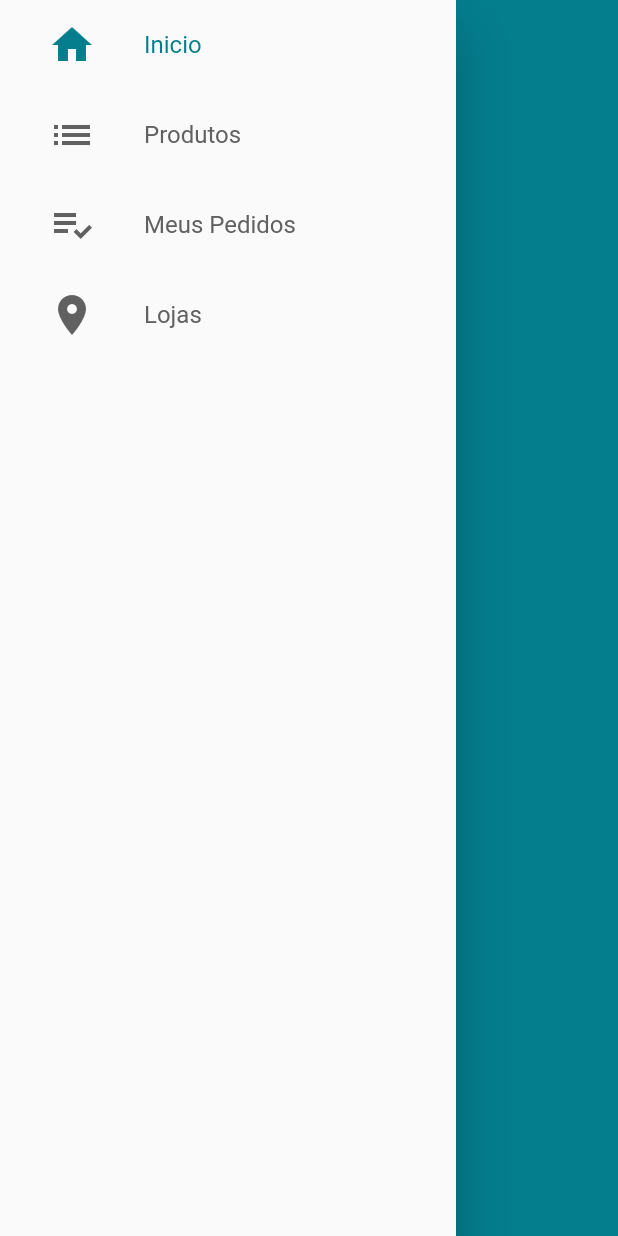
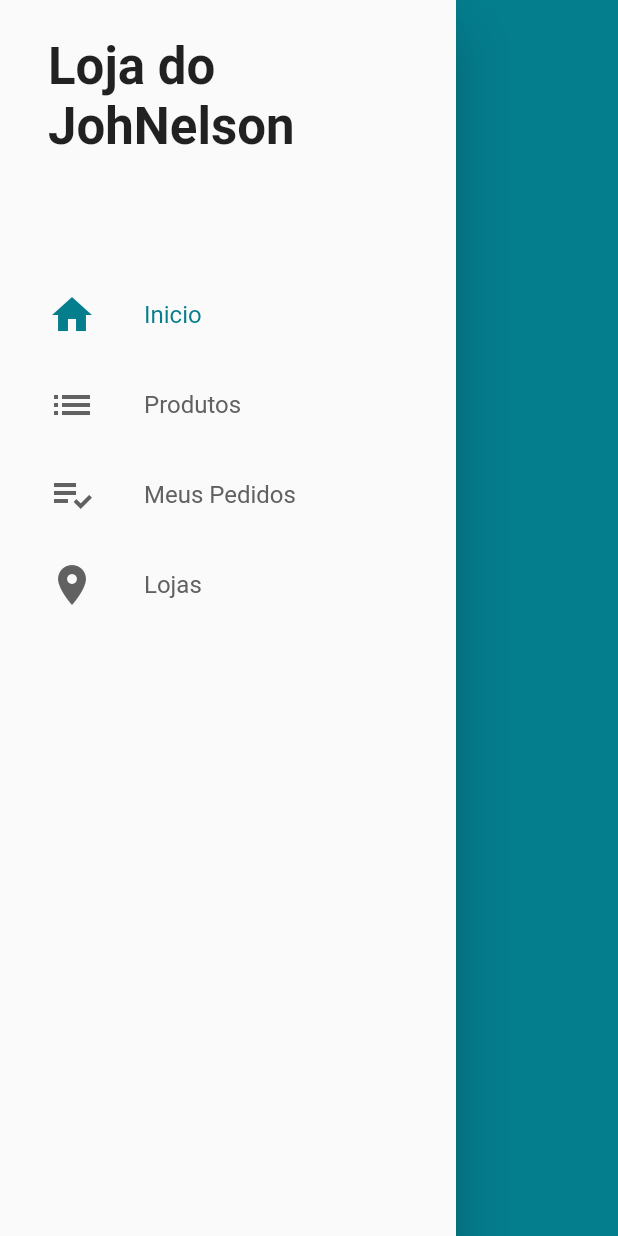
Before and after one commit to JonathanNelso/loja_virtual, a Flutter app: the CustomDrawer widget shown alone on an empty page, opened directly, on a phone screen of 412 x 824 dp. Run offline on Flutter 3.47's test engine with Material 2 defaults, Android fonts, the phone set to English and light mode, and no system bars; our stand-ins replace cloud_firestore, firebase_auth; accounts and stored records are empty.

```diff
--- a/lib/common/custom_drawer/custom_drawer.dart
+++ b/lib/common/custom_drawer/custom_drawer.dart
@@ -1,4 +1,5 @@
 import 'package:flutter/material.dart';
+import 'package:loja_virtual/common/custom_drawer/custom_drawer_header.dart';
 import 'package:loja_virtual/common/custom_drawer/drawer_tile.dart';
 
 class CustomDrawer extends StatelessWidget {
@@ -9,14 +10,27 @@ class CustomDrawer extends StatelessWidget {
     return Drawer(
       child: ListView(
         children: <Widget>[
-          DrawerTile(iconData: Icons.home,
-          title: 'Inicio', page: 0,),
-          DrawerTile(iconData: Icons.list,
-          title: 'Produtos', page: 1,),
-          DrawerTile(iconData: Icons.playlist_add_check,
-          title: 'Meus Pedidos', page: 2,),
-          DrawerTile(iconData: Icons.location_on,
-          title: 'Lojas', page: 3,),
+          CustomDrawer_Header(),
+          DrawerTile(
+            iconData: Icons.home,
+            title: 'Inicio',
+            page: 0,
+          ),
+          DrawerTile(
+            iconData: Icons.list,
+            title: 'Produtos',
+            page: 1,
+          ),
+          DrawerTile(
+            iconData: Icons.playlist_add_check,
+            title: 'Meus Pedidos',
+            page: 2,
+          ),
+          DrawerTile(
+            iconData: Icons.location_on,
+            title: 'Lojas',
+            page: 3,
+          ),
         ],
       ),
     );
--- /dev/null
+++ b/lib/common/custom_drawer/custom_drawer_header.dart
@@ -0,0 +1,30 @@
+import 'package:flutter/material.dart';
+import 'package:loja_virtual/models/user_manager.dart';
+import 'package:provider/provider.dart';
+
+class CustomDrawer_Header extends StatelessWidget {
+  @override
+  Widget build(BuildContext context) {
+    return Container(
+      padding: const EdgeInsets.fromLTRB(32, 24, 16, 8),
+      height: 180,
+      child: Consumer<UserManager>(
+        builder: (_, userManager, __){
+          return Column(
+            crossAxisAlignment: CrossAxisAlignment.start,
+            children: <Widget>[
+              Text(
+                'Loja do\nJohNelson',
+                style: TextStyle(
+                  fontSize: 34,
+                  fontWeight: FontWeight.bold,
+                ),
+              ),
+
+            ],
+          );
+        },
+      ),
+    );
+  }
+}
--- a/lib/screens/base/base_screen.dart
+++ b/lib/screens/base/base_screen.dart
@@ -16,7 +16,12 @@ class baseScreen extends StatelessWidget {
         controller: pageController,
         physics: const NeverScrollableScrollPhysics(),
         children: <Widget>[
-          LoginScreen(),
+          Scaffold(
+            drawer: CustomDrawer(),
+            appBar: AppBar(
+              title: const Text('Home'),
+            ),
+          ),
           Scaffold(
             drawer: CustomDrawer(),
             appBar: AppBar(
```
